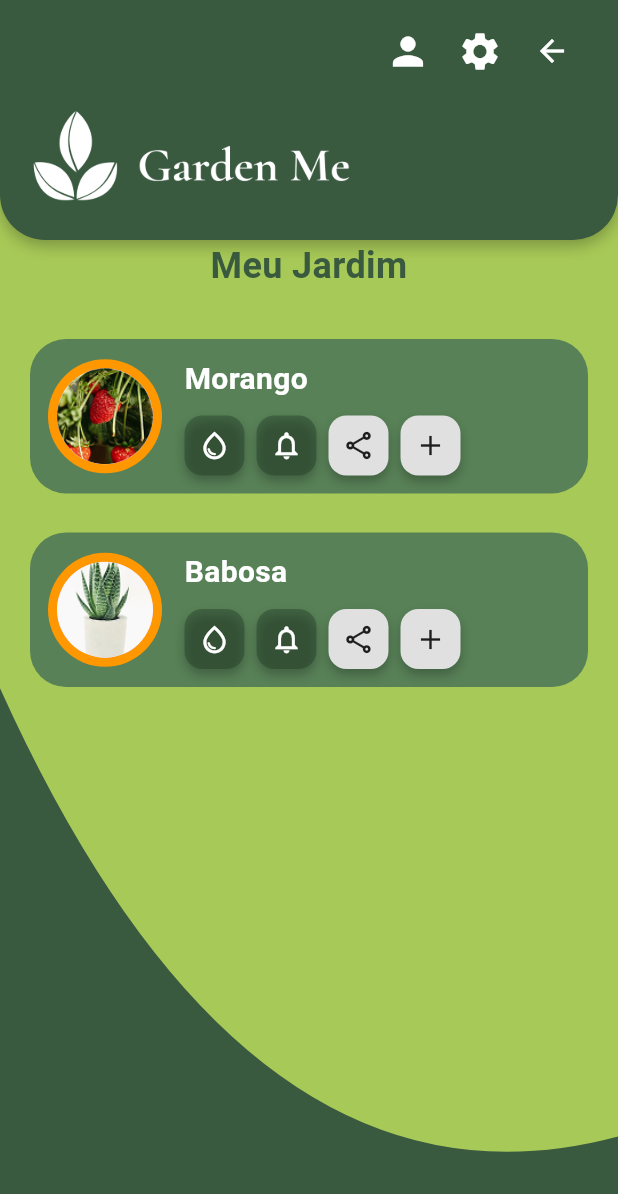
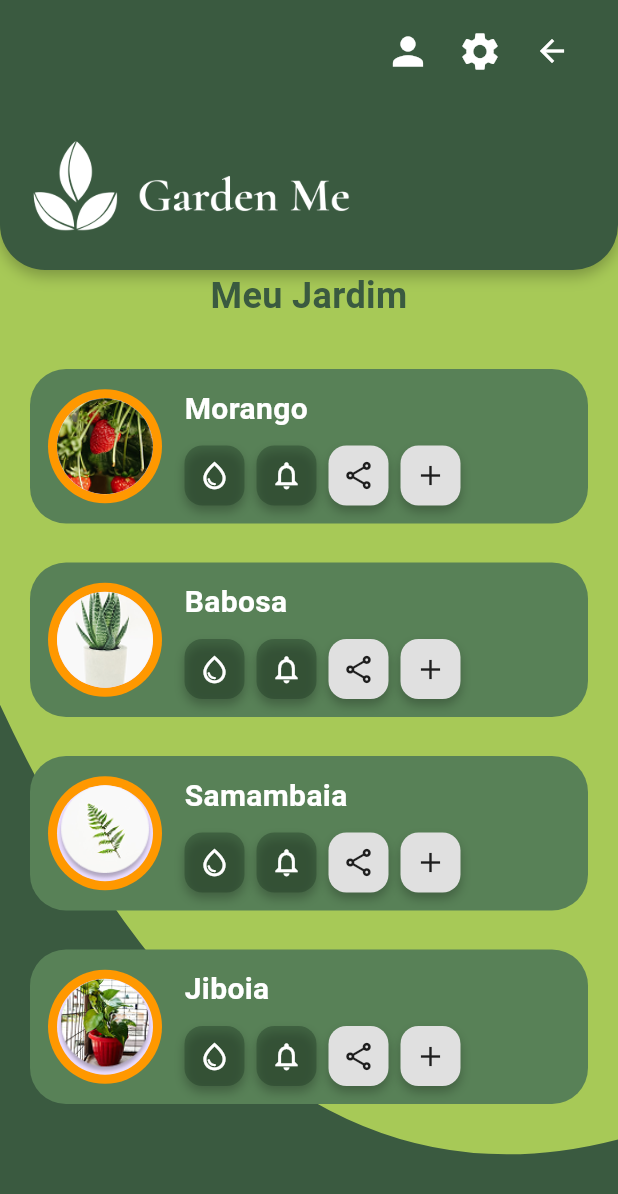
Before and after one commit to gabrielsilvaa12/GardenMeMobile, a Flutter app: the screen it shows after launch, after a tap on "Entrar", on a phone screen of 412 x 824 dp. Shown: the top 1194 px of the screen. Run offline on Flutter 3.47's test engine with Material 3 defaults, Android fonts, the light colour scheme and no system bars.

Commit message:
alterações no componente header e adição de cards na tela inicial

```diff
--- a/lib/components/curved_background.dart
+++ b/lib/components/curved_background.dart
@@ -24,8 +24,13 @@ class BodyClipper extends CustomClipper<Path> {
 
 class curvedBackground extends StatelessWidget {
   final Widget child;
+  final bool showHeader;
 
-  const curvedBackground({super.key, required this.child});
+  const curvedBackground({
+    super.key,
+    required this.child,
+    this.showHeader = true,
+  });
 
   @override
   Widget build(BuildContext context) {
@@ -33,7 +38,7 @@ class curvedBackground extends StatelessWidget {
       backgroundColor: const Color(0xFFa7c957),
       body: Column(
         children: [
-          const Header(),
+          if (showHeader) const Header(),
           Expanded(
             child: Stack(
               fit: StackFit.expand,
--- a/lib/components/header.dart
+++ b/lib/components/header.dart
@@ -7,7 +7,7 @@ class Header extends StatelessWidget {
   @override
   Widget build(BuildContext context) {
     return Container(
-      height: 160,
+      height: 180,
       decoration: const BoxDecoration(
         color: Color(0xFF3A5A40),
         borderRadius: BorderRadius.vertical(bottom: Radius.circular(30)),
--- a/lib/pages/home_page.dart
+++ b/lib/pages/home_page.dart
@@ -36,6 +36,16 @@ class MyHomePage extends StatelessWidget {
                       nomePlanta: 'Babosa',
                       imagemPlanta: 'assets/images/babosada.png',
                     ),
+                    const SizedBox(height: 10),
+                    PlantCard(
+                      nomePlanta: 'Samambaia',
+                      imagemPlanta: 'assets/images/samambas.png',
+                    ),
+                    const SizedBox(height: 10),
+                    PlantCard(
+                      nomePlanta: 'Jiboia',
+                      imagemPlanta: 'assets/images/jiboia.png',
+                    ),
                   ],
                 ),
               ),
--- a/lib/pages/login.dart
+++ b/lib/pages/login.dart
@@ -14,6 +14,7 @@ class _MyLoginState extends State<MyLogin> {
   @override
   Widget build(BuildContext context) {
     return curvedBackground(
+      showHeader: false,
       child: Container(
         padding: EdgeInsetsGeometry.all(20),
         child: Center(
```
Also changed, not shown: assets/images/jiboia.png (added), assets/images/samambas.png (added).
